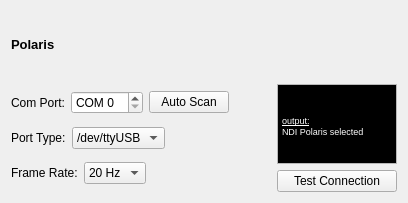
MITK/MITK, file Modules/IGTUI/Qmitk/QmitkNDIPolarisWidget.ui: the form before one commit.
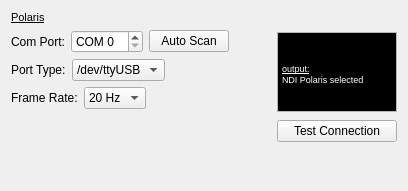
The form after the commit.

Commit message: some smaller UI changes ... should not affect functionality

```diff
--- a/Modules/IGTUI/Qmitk/QmitkNDIPolarisWidget.ui
+++ b/Modules/IGTUI/Qmitk/QmitkNDIPolarisWidget.ui
@@ -7,7 +7,7 @@
     <x>0</x>
     <y>0</y>
     <width>408</width>
-    <height>203</height>
+    <height>191</height>
    </rect>
   </property>
   <layout class="QVBoxLayout" name="verticalLayout_14">
@@ -17,8 +17,8 @@
       <string>&lt;!DOCTYPE HTML PUBLIC &quot;-//W3C//DTD HTML 4.0//EN&quot; &quot;http://www.w3.org/TR/REC-html40/strict.dtd&quot;&gt;
 &lt;html&gt;&lt;head&gt;&lt;meta name=&quot;qrichtext&quot; content=&quot;1&quot; /&gt;&lt;style type=&quot;text/css&quot;&gt;
 p, li { white-space: pre-wrap; }
-&lt;/style&gt;&lt;/head&gt;&lt;body style=&quot; font-family:'MS Shell Dlg 2'; font-size:7.8pt; font-weight:400; font-style:normal;&quot;&gt;
-&lt;p style=&quot; margin-top:0px; margin-bottom:0px; margin-left:0px; margin-right:0px; -qt-block-indent:0; text-indent:0px;&quot;&gt;&lt;span style=&quot; font-size:10pt; font-weight:600;&quot;&gt;Polaris&lt;/span&gt;&lt;/p&gt;&lt;/body&gt;&lt;/html&gt;</string>
+&lt;/style&gt;&lt;/head&gt;&lt;body style=&quot; font-family:'MS Shell Dlg 2'; font-size:8pt; font-weight:400; font-style:normal;&quot;&gt;
+&lt;p style=&quot; margin-top:0px; margin-bottom:0px; margin-left:0px; margin-right:0px; -qt-block-indent:0; text-indent:0px;&quot;&gt;&lt;span style=&quot; text-decoration: underline;&quot;&gt;Polaris&lt;/span&gt;&lt;/p&gt;&lt;/body&gt;&lt;/html&gt;</string>
      </property>
     </widget>
    </item>
@@ -148,6 +148,19 @@
          </item>
         </layout>
        </item>
+       <item>
+        <spacer name="verticalSpacer_2">
+         <property name="orientation">
+          <enum>Qt::Vertical</enum>
+         </property>
+         <property name="sizeHint" stdset="0">
+          <size>
+           <width>20</width>
+           <height>40</height>
+          </size>
+         </property>
+        </spacer>
+       </item>
       </layout>
      </item>
      <item>
@@ -176,7 +189,7 @@
           <string>&lt;!DOCTYPE HTML PUBLIC &quot;-//W3C//DTD HTML 4.0//EN&quot; &quot;http://www.w3.org/TR/REC-html40/strict.dtd&quot;&gt;
 &lt;html&gt;&lt;head&gt;&lt;meta name=&quot;qrichtext&quot; content=&quot;1&quot; /&gt;&lt;style type=&quot;text/css&quot;&gt;
 p, li { white-space: pre-wrap; }
-&lt;/style&gt;&lt;/head&gt;&lt;body style=&quot; font-family:'MS Shell Dlg 2'; font-size:8.25pt; font-weight:400; font-style:normal;&quot; bgcolor=&quot;#000000&quot;&gt;
+&lt;/style&gt;&lt;/head&gt;&lt;body style=&quot; font-family:'MS Shell Dlg 2'; font-size:7.8pt; font-weight:400; font-style:normal;&quot; bgcolor=&quot;#000000&quot;&gt;
 &lt;p style=&quot; margin-top:0px; margin-bottom:0px; margin-left:0px; margin-right:0px; -qt-block-indent:0; text-indent:0px;&quot;&gt;&lt;span style=&quot; font-size:8pt;&quot;&gt;                                      &lt;/span&gt;&lt;/p&gt;
 &lt;p style=&quot; margin-top:0px; margin-bottom:0px; margin-left:0px; margin-right:0px; -qt-block-indent:0; text-indent:0px;&quot;&gt;&lt;span style=&quot; font-size:8pt;&quot;&gt;                                      &lt;/span&gt;&lt;/p&gt;
 &lt;p style=&quot; margin-top:0px; margin-bottom:0px; margin-left:0px; margin-right:0px; -qt-block-indent:0; text-indent:0px;&quot;&gt;&lt;span style=&quot; font-size:7pt; text-decoration: underline; color:#ffffff;&quot;&gt;output:&lt;/span&gt;&lt;span style=&quot; font-size:8pt;&quot;&gt;                                      &lt;/span&gt;&lt;/p&gt;
@@ -210,6 +223,19 @@
      </item>
     </layout>
    </item>
+   <item>
+    <spacer name="verticalSpacer">
+     <property name="orientation">
+      <enum>Qt::Vertical</enum>
+     </property>
+     <property name="sizeHint" stdset="0">
+      <size>
+       <width>20</width>
+       <height>40</height>
+      </size>
+     </property>
+    </spacer>
+   </item>
   </layout>
  </widget>
  <resources/>
```
The commit also changes 6 other files.
